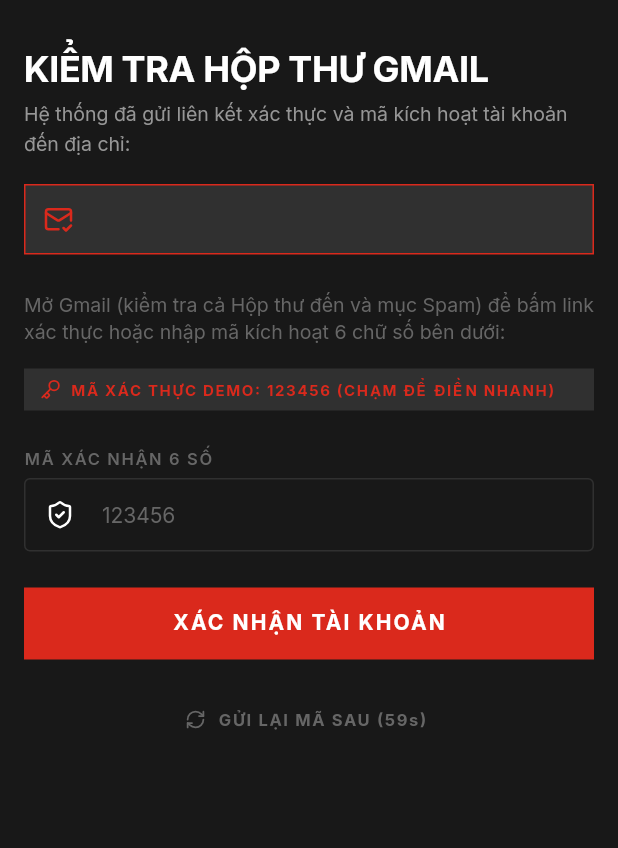
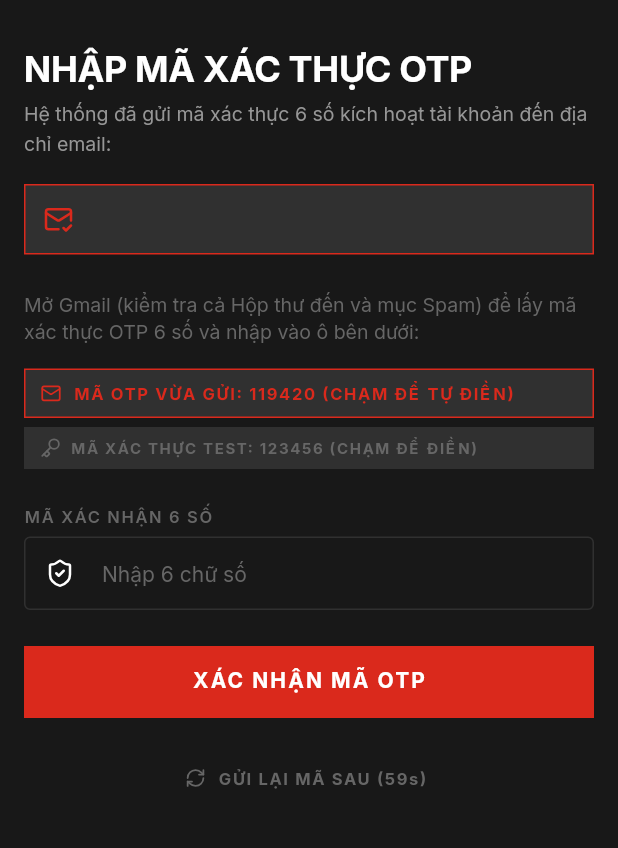
Before and after one commit to nhannm-vn/cinema-booking-system, a Flutter app: the EmailVerificationScreen screen opened directly with empty values, on a phone screen of 412 x 824 dp, the part 278-1126 px from its top. Run offline on Flutter 3.47's test engine with Material 3 defaults, Android fonts, the light colour scheme and no system bars; our stand-ins replace cached_network_image, cloud_firestore, firebase_auth, firebase_core, flutter_local_notifications, flutter_map and 5 more; accounts and stored records are empty; network calls fail.

Commit message:
feat(auth): switch to 6-digit email OTP system, disable Firebase action link, and add EmailOtpService

```diff
--- a/cinema_system_booking/lib/features/auth/providers/auth_provider.dart
+++ b/cinema_system_booking/lib/features/auth/providers/auth_provider.dart
@@ -2,6 +2,7 @@
 import 'package:flutter/material.dart';
 import '../../../shared/models/app_user.dart';
 import '../repositories/auth_repository.dart';
+import '../services/email_otp_service.dart';
 
 class AuthProvider extends ChangeNotifier {
   final AuthRepository _repo;
@@ -101,6 +102,17 @@
       _currentUser = user;
       _isLoading = false;
       notifyListeners();
+
+      // Tự động sinh mã và gửi mã OTP 6 số tới email người dùng
+      try {
+        await EmailOtpService.instance.sendOtp(
+          email: email,
+          fullName: fullName,
+        );
+      } catch (e) {
+        debugPrint('Lỗi gửi OTP khi đăng ký: $e');
+      }
+
       return true;
     } catch (e) {
       _errorMessage = e
@@ -184,8 +196,33 @@
     }
   }
 
+  /// Gửi hoặc gửi lại mã OTP 6 số đến email
+  Future<String> sendEmailOtp({required String email, String? fullName}) async {
+    return await EmailOtpService.instance.sendOtp(
+      email: email,
+      fullName: fullName,
+    );
+  }
+
+  /// Xác thực mã OTP 6 số người dùng nhập
+  Future<OtpVerificationResult> verifyEmailOtp({
+    required String email,
+    required String inputOtp,
+  }) async {
+    return await EmailOtpService.instance.verifyOtp(
+      email: email,
+      inputOtp: inputOtp,
+    );
+  }
+
+  /// Gửi lại mã OTP (thay thế cho việc gửi liên kết)
   Future<void> sendEmailVerification() async {
-    await _repo.sendEmailVerification();
+    if (_currentUser.email.isNotEmpty) {
+      await EmailOtpService.instance.sendOtp(
+        email: _currentUser.email,
+        fullName: _currentUser.fullName,
+      );
+    }
   }
 
   Future<void> logout() async {
--- a/cinema_system_booking/lib/features/auth/repositories/auth_repository.dart
+++ b/cinema_system_booking/lib/features/auth/repositories/auth_repository.dart
@@ -102,10 +102,6 @@
 
     final uid = cred.user!.uid;
 
-    try {
-      await cred.user?.sendEmailVerification();
-    } catch (_) {}
-
     final newUser = AppUser(
       uid: uid,
       fullName: fullName.trim(),
--- a/cinema_system_booking/lib/features/auth/screens/email_verification_screen.dart
+++ b/cinema_system_booking/lib/features/auth/screens/email_verification_screen.dart
@@ -12,6 +12,7 @@
 import '../../notifications/models/app_notification.dart';
 import '../../notifications/providers/notification_provider.dart';
 import '../providers/auth_provider.dart';
+import '../services/email_otp_service.dart';
 
 class EmailVerificationScreen extends StatefulWidget {
   const EmailVerificationScreen({
@@ -35,13 +36,14 @@
   bool _isVerifying = false;
   String? _errorMessage;
 
-  // Mã test mặc định để kiểm thử nhanh
+  // Mã test demo nhanh
   static const String _demoOtp = '123456';
 
   @override
   void initState() {
     super.initState();
     _startCooldownTimer();
+    _ensureInitialOtpSent();
   }
 
   @override
@@ -49,6 +51,21 @@
     _timer?.cancel();
     _otpController.dispose();
     super.dispose();
+  }
+
+  void _ensureInitialOtpSent() {
+    // Nếu chưa có OTP trong bộ nhớ, tự động kích hoạt gửi
+    final activeOtp = EmailOtpService.instance.getActiveOtp(widget.email);
+    if (activeOtp == null) {
+      WidgetsBinding.instance.addPostFrameCallback((_) {
+        if (!mounted) return;
+        context.read<AuthProvider>().sendEmailOtp(
+              email: widget.email,
+              fullName: widget.fullName,
+            );
+        setState(() {});
+      });
+    }
   }
 
   void _startCooldownTimer() {
@@ -69,13 +86,20 @@
     _startCooldownTimer();
 
     final auth = context.read<AuthProvider>();
-    await auth.sendEmailVerification();
+    final newOtp = await auth.sendEmailOtp(
+      email: widget.email,
+      fullName: widget.fullName,
+    );
 
     if (!mounted) return;
+    setState(() {
+      _errorMessage = null;
+    });
+
     ScaffoldMessenger.of(context).showSnackBar(
       SnackBar(
         content: Text(
-          'Đã gửi lại liên kết và mã xác nhận đến ${widget.email}. Vui lòng kiểm tra hòm thư!',
+          'Đã gửi mã xác nhận OTP 6 số mới ($newOtp) đến ${widget.email}. Vui lòng kiểm tra hộp thư!',
         ),
         backgroundColor: AppColors.canvasElevated,
       ),
@@ -88,7 +112,7 @@
     setState(() => _errorMessage = null);
 
     if (code.isEmpty) {
-      setState(() => _errorMessage = 'Vui lòng nhập mã xác thực');
+      setState(() => _errorMessage = 'Vui lòng nhập mã xác thực OTP 6 số');
       return;
     }
 
@@ -97,25 +121,34 @@
       return;
     }
 
-    // Chấp nhận mã demo '123456' hoặc bất kỳ mã 6 số hợp lệ
     setState(() => _isVerifying = true);
 
-    await Future.delayed(const Duration(milliseconds: 600));
+    final auth = context.read<AuthProvider>();
+    final result = await auth.verifyEmailOtp(
+      email: widget.email,
+      inputOtp: code,
+    );
 
     if (!mounted) return;
     setState(() => _isVerifying = false);
 
+    if (!result.isSuccess) {
+      setState(() {
+        _errorMessage =
+            result.errorMessage ?? 'Mã xác thực không hợp lệ hoặc đã hết hạn';
+      });
+      return;
+    }
+
     // Thêm thông báo chào mừng cá nhân hóa cho người dùng mới
-    final auth = context.read<AuthProvider>();
     final uid = auth.currentUser.uid;
-
     context.read<NotificationProvider>().addNotification(
           AppNotification(
             id: 'noti_welcome_${DateTime.now().millisecondsSinceEpoch}',
             type: 'system',
             title: 'Chào mừng thành viên mới!',
             body:
-                'Chào mừng ${widget.fullName} đã kích hoạt tài khoản Cinema. Nhập mã DISCOUNT20 để được giảm 20.000đ cho đơn vé đầu tiên!',
+                'Chào mừng ${widget.fullName} đã kích hoạt tài khoản Cinema thành công. Nhập mã DISCOUNT20 để được giảm 20.000đ cho đơn vé đầu tiên!',
             isRead: false,
             createdAt: DateTime.now(),
           ),
@@ -124,7 +157,9 @@
 
     ScaffoldMessenger.of(context).showSnackBar(
       const SnackBar(
-        content: Text('Xác thực tài khoản thành công! Chào mừng bạn đến với Cinema.'),
+        content: Text(
+          'Xác thực tài khoản thành công! Chào mừng bạn đến với Cinema.',
+        ),
         backgroundColor: AppColors.success,
       ),
     );
@@ -134,6 +169,8 @@
 
   @override
   Widget build(BuildContext context) {
+    final activeOtp = EmailOtpService.instance.getActiveOtp(widget.email);
+
     return Scaffold(
       backgroundColor: AppColors.canvas,
       appBar: AppBar(
@@ -155,7 +192,7 @@
               const SizedBox(height: AppSpacing.md),
 
               Text(
-                'KIỂM TRA HỘP THƯ GMAIL',
+                'NHẬP MÃ XÁC THỰC OTP',
                 style: AppTextStyles.displayLg.copyWith(
                   color: AppColors.ink,
                   fontWeight: FontWeight.w700,
@@ -163,7 +200,7 @@
               ),
               const SizedBox(height: 6),
               Text(
-                'Hệ thống đã gửi liên kết xác thực và mã kích hoạt tài khoản đến địa chỉ:',
+                'Hệ thống đã gửi mã xác thực 6 số kích hoạt tài khoản đến địa chỉ email:',
                 style: AppTextStyles.bodySm.copyWith(color: AppColors.body),
               ),
               const SizedBox(height: AppSpacing.xs),
@@ -177,7 +214,8 @@
                 ),
                 child: Row(
                   children: [
-                    const Icon(LucideIcons.mailCheck, color: AppColors.primary, size: 20),
+                    const Icon(LucideIcons.mailCheck,
+                        color: AppColors.primary, size: 20),
                     const SizedBox(width: 10),
                     Expanded(
                       child: Text(
@@ -196,7 +234,7 @@
 
               // Hướng dẫn
               Text(
-                'Mở Gmail (kiểm tra cả Hộp thư đến và mục Spam) để bấm link xác thực hoặc nhập mã kích hoạt 6 chữ số bên dưới:',
+                'Mở Gmail (kiểm tra cả Hộp thư đến và mục Spam) để lấy mã xác thực OTP 6 số và nhập vào ô bên dưới:',
                 style: AppTextStyles.bodySm.copyWith(
                   color: AppColors.muted,
                   height: 1.4,
@@ -204,14 +242,52 @@
               ),
               const SizedBox(height: AppSpacing.xs),
 
-              // Chip hỗ trợ kiểm thử nhanh (1-tap fill)
+              // Chip hiển thị mã OTP đã gửi (giúp kiểm thử nhanh)
+              if (activeOtp != null) ...[
+                GestureDetector(
+                  onTap: () {
+                    _otpController.text = activeOtp;
+                    setState(() {});
+                  },
+                  child: Container(
+                    padding:
+                        const EdgeInsets.symmetric(horizontal: 10, vertical: 8),
+                    decoration: BoxDecoration(
+                      color: AppColors.canvasElevated,
+                      border: Border.all(color: AppColors.primary),
+                    ),
+                    child: Row(
+                      mainAxisSize: MainAxisSize.min,
+                      children: [
+                        const Icon(LucideIcons.mail,
+                            size: 14, color: AppColors.primary),
+                        const SizedBox(width: 8),
+                        Expanded(
+                          child: Text(
+                            'MÃ OTP VỪA GỬI: $activeOtp (CHẠM ĐỂ TỰ ĐIỀN)',
+                            style: AppTextStyles.captionUppercase.copyWith(
+                              color: AppColors.primary,
+                              fontWeight: FontWeight.w700,
+                              fontSize: 11,
+                            ),
+                          ),
+                        ),
+                      ],
+                    ),
+                  ),
+                ),
+                const SizedBox(height: 6),
+              ],
+
+              // Chip hỗ trợ mã demo cố định
               GestureDetector(
                 onTap: () {
                   _otpController.text = _demoOtp;
                   setState(() {});
                 },
                 child: Container(
-                  padding: const EdgeInsets.symmetric(horizontal: 10, vertical: 6),
+                  padding:
+                      const EdgeInsets.symmetric(horizontal: 10, vertical: 6),
                   decoration: BoxDecoration(
                     color: AppColors.canvasElevated,
                     border: Border.all(color: AppColors.hairline),
@@ -219,12 +295,13 @@
                   child: Row(
                     mainAxisSize: MainAxisSize.min,
                     children: [
-                      const Icon(LucideIcons.key, size: 14, color: AppColors.primary),
+                      const Icon(LucideIcons.key,
+                          size: 14, color: AppColors.muted),
                       const SizedBox(width: 6),
                       Text(
-                        'MÃ XÁC THỰC DEMO: $_demoOtp (CHẠM ĐỂ ĐIỀN NHANH)',
+                        'MÃ XÁC THỰC TEST: $_demoOtp (CHẠM ĐỂ ĐIỀN)',
                         style: AppTextStyles.captionUppercase.copyWith(
-                          color: AppColors.primary,
+                          color: AppColors.muted,
                           fontWeight: FontWeight.w700,
                           fontSize: 10,
                         ),
@@ -240,7 +317,7 @@
               AppTextField(
                 controller: _otpController,
                 labelText: 'Mã xác nhận 6 số',
-                hintText: '123456',
+                hintText: 'Nhập 6 chữ số',
                 keyboardType: TextInputType.number,
                 inputFormatters: [
                   FilteringTextInputFormatter.digitsOnly,
@@ -264,7 +341,7 @@
 
               // Nút xác nhận
               AppButton.primary(
-                text: 'XÁC NHẬN TÀI KHOẢN',
+                text: 'XÁC NHẬN MÃ OTP',
                 isLoading: _isVerifying,
                 onPressed: _handleVerify,
               ),
@@ -278,12 +355,13 @@
                   icon: Icon(
                     LucideIcons.refreshCw,
                     size: 14,
-                    color: _resendCooldown == 0 ? AppColors.ink : AppColors.muted,
+                    color:
+                        _resendCooldown == 0 ? AppColors.ink : AppColors.muted,
                   ),
                   label: Text(
                     _resendCooldown > 0
                         ? 'GỬI LẠI MÃ SAU (${_resendCooldown}s)'
-                        : 'GỬI LẠI LIÊN KẾT / MÃ XÁC THỰC',
+                        : 'GỬI LẠI MÃ XÁC THỰC OTP',
                     style: AppTextStyles.captionUppercase.copyWith(
                       color: _resendCooldown == 0
                           ? AppColors.ink
--- /dev/null
+++ b/cinema_system_booking/lib/features/auth/services/email_otp_service.dart
@@ -0,0 +1,249 @@
+import 'dart:convert';
+import 'dart:io';
+import 'dart:math';
+import 'package:cloud_firestore/cloud_firestore.dart';
+import 'package:flutter/foundation.dart';
+import '../../notifications/services/local_notification_service.dart';
+
+class OtpVerificationResult {
+  const OtpVerificationResult({
+    required this.isSuccess,
+    this.errorMessage,
+    this.isDemo = false,
+  });
+
+  final bool isSuccess;
+  final String? errorMessage;
+  final bool isDemo;
+
+  factory OtpVerificationResult.success({bool isDemo = false}) {
+    return OtpVerificationResult(isSuccess: true, isDemo: isDemo);
+  }
+
+  factory OtpVerificationResult.failure(String message) {
+    return OtpVerificationResult(isSuccess: false, errorMessage: message);
+  }
+}
+
+class _OtpRecord {
+  _OtpRecord({
+    required this.otp,
+    required this.expiresAt,
+    this.fullName,
+  });
+
+  final String otp;
+  final DateTime expiresAt;
+  final String? fullName;
+  bool isVerified = false;
+
+  bool get isExpired => DateTime.now().isAfter(expiresAt);
+}
+
+class EmailOtpService {
+  EmailOtpService._();
+  static final EmailOtpService instance = EmailOtpService._();
+
+  /// URL Webhook gửi email (Có thể dùng Google Apps Script Web App hoặc Brevo/Resend API)
+  static String? emailWebhookUrl;
+
+  final Map<String, _OtpRecord> _cache = {};
+
+  /// Lấy mã OTP đang hoạt động trong bộ nhớ đệm (nếu còn hạn)
+  String? getActiveOtp(String email) {
+    final key = email.trim().toLowerCase();
+    final record = _cache[key];
+    if (record == null || record.isExpired || record.isVerified) return null;
+    return record.otp;
+  }
+
+  /// Sinh mã OTP 6 số ngẫu nhiên, lưu vào Firestore và gửi tới email của người dùng
+  Future<String> sendOtp({
+    required String email,
+    String? fullName,
+  }) async {
+    final normalizedEmail = email.trim().toLowerCase();
+
+    // 1. Sinh mã OTP 6 số ngẫu nhiên
+    final random = Random();
+    final otpCode = (100000 + random.nextInt(900000)).toString();
+    final expiresAt = DateTime.now().add(const Duration(minutes: 5));
+
+    // 2. Lưu vào bộ nhớ cục bộ
+    _cache[normalizedEmail] = _OtpRecord(
+      otp: otpCode,
+      expiresAt: expiresAt,
+      fullName: fullName,
+    );
+
+    // 3. Lưu vào Cloud Firestore để đối soát an toàn
+    try {
+      await FirebaseFirestore.instance
+          .collection('otp_verifications')
+          .doc(normalizedEmail)
+          .set({
+        'email': normalizedEmail,
+        'otp': otpCode,
+        'fullName': fullName ?? '',
+        'expiresAt': Timestamp.fromDate(expiresAt),
+        'createdAt': FieldValue.serverTimestamp(),
+        'verified': false,
+      });
+    } catch (e) {
+      debugPrint('Lưu OTP lên Firestore thất bại: $e');
+    }
+
+    // 4. Gửi email qua Webhook nếu có cấu hình
+    _dispatchEmailWebhook(
+      email: normalizedEmail,
+      otp: otpCode,
+      fullName: fullName,
+    );
+
+    // 5. Bắn thông báo cục bộ trên thiết bị để tester nhận ngay mã trên thanh thông báo
+    try {
+      await LocalNotificationService.instance.showNotification(
+        id: normalizedEmail.hashCode,
+        title: '🔐 [CINEMA] Mã OTP xác thực: $otpCode',
+        body:
+            'Mã kích hoạt tài khoản của bạn là $otpCode (gửi đến $normalizedEmail). Mã có hiệu lực trong 5 phút.',
+      );
+    } catch (e) {
+      debugPrint('Local notification error: $e');
+    }
+
+    // 6. In log rõ ràng ra màn hình terminal
+    debugPrint('==================================================');
+    debugPrint('📧 [CINEMA EMAIL OTP SERVICE - ĐÃ GỬI MÃ OTP]');
+    debugPrint('👤 Người nhận: ${fullName ?? 'Khách hàng'}');
+    debugPrint('📬 Email: $normalizedEmail');
+    debugPrint('🔑 MÃ OTP 6 CHỮ SỐ: $otpCode');
+    debugPrint('⏱️ Hết hạn lúc: ${expiresAt.toIso8601String()} (5 phút)');
+    debugPrint('==================================================');
+
+    return otpCode;
+  }
+
+  /// Xác thực mã OTP người dùng nhập vào
+  Future<OtpVerificationResult> verifyOtp({
+    required String email,
+    required String inputOtp,
+  }) async {
+    final code = inputOtp.trim();
+    if (code.isEmpty) {
+      return OtpVerificationResult.failure('Vui lòng nhập mã xác thực OTP 6 số');
+    }
+    if (code.length != 6) {
+      return OtpVerificationResult.failure('Mã xác thực phải gồm đúng 6 chữ số');
+    }
+
+    // Hỗ trợ mã test demo cố định
+    if (code == '123456') {
+      return OtpVerificationResult.success(isDemo: true);
+    }
+
+    final normalizedEmail = email.trim().toLowerCase();
+
+    // 1. Kiểm tra trong bộ nhớ đệm
+    final record = _cache[normalizedEmail];
+    if (record != null) {
+      if (record.isExpired) {
+        return OtpVerificationResult.failure(
+            'Mã OTP đã hết hạn (sau 5 phút). Vui lòng nhấn gửi lại mã mới.');
+      }
+      if (record.isVerified) {
+        return OtpVerificationResult.failure(
+            'Mã OTP này đã được sử dụng. Vui lòng lấy mã mới.');
+      }
+      if (record.otp == code) {
+        record.isVerified = true;
+        _updateFirestoreVerified(normalizedEmail);
+        return OtpVerificationResult.success();
+      }
+    }
+
+    // 2. Kiểm tra trên Cloud Firestore nếu cache không có hoặc app reload
+    try {
+      final doc = await FirebaseFirestore.instance
+          .collection('otp_verifications')
+          .doc(normalizedEmail)
+          .get();
+
+      if (doc.exists) {
+        final data = doc.data() ?? {};
+        final dbOtp = data['otp'] as String?;
+        final verified = data['verified'] as bool? ?? false;
+        final expiresAtTs = data['expiresAt'] as Timestamp?;
+
+        if (expiresAtTs != null &&
+            DateTime.now().isAfter(expiresAtTs.toDate())) {
+          return OtpVerificationResult.failure(
+              'Mã OTP đã hết hạn. Vui lòng nhấn gửi lại mã mới.');
+        }
+
+        if (verified) {
+          return OtpVerificationResult.failure(
+              'Mã OTP này đã được sử dụng. Vui lòng lấy mã mới.');
+        }
+
+        if (dbOtp == code) {
+          await _updateFirestoreVerified(normalizedEmail);
+          return OtpVerificationResult.success();
+        }
+      }
+    } catch (e) {
+      debugPrint('Đọc OTP từ Firestore lỗi: $e');
+    }
+
+    return OtpVerificationResult.failure(
+        'Mã xác thực không chính xác. Vui lòng kiểm tra lại.');
+  }
+
+  Future<void> _updateFirestoreVerified(String normalizedEmail) async {
+    try {
+      await FirebaseFirestore.instance
+          .collection('otp_verifications')
+          .doc(normalizedEmail)
+          .update({
+        'verified': true,
+        'verifiedAt': FieldValue.serverTimestamp(),
+      });
+    } catch (_) {}
+  }
+
+  /// Gửi HTTP POST tới Webhook Dispatcher
+  Future<void> _dispatchEmailWebhook({
+    required String email,
+    required String otp,
+    String? fullName,
+  }) async {
+    final webhook = emailWebhookUrl;
+    if (webhook == null || webhook.isEmpty) return;
+
+    try {
+      final client = HttpClient();
+      client.connectionTimeout = const Duration(seconds: 8);
+      final uri = Uri.parse(webhook);
+      final request = await client.postUrl(uri);
+      request.headers.set('Content-Type', 'application/json; charset=utf-8');
+
+      final body = jsonEncode({
+        'action': 'send_otp',
+        'email': email,
+        'otp': otp,
+        'fullName': fullName ?? 'Khách hàng',
+        'appName': 'Cinema Booking App',
+      });
+
+      request.add(utf8.encode(body));
+      final response = await request.close();
+      if (response.statusCode == 200) {
+        debugPrint('Gửi email OTP qua Webhook thành công!');
+      } else {
+        debugPrint('Webhook trả về mã lỗi: ${response.statusCode}');
+      }
+    } catch (e) {
+      debugPrint('Gửi email OTP qua Webhook gặp lỗi: $e');
+    }
+  }
+}
```
Also changed, not shown: 1 other file.
